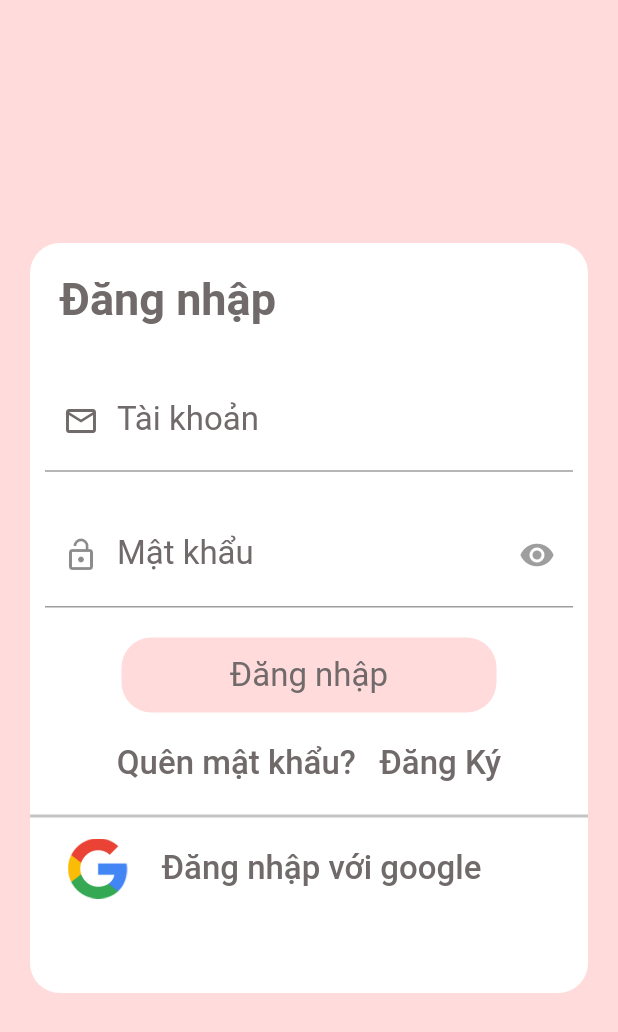
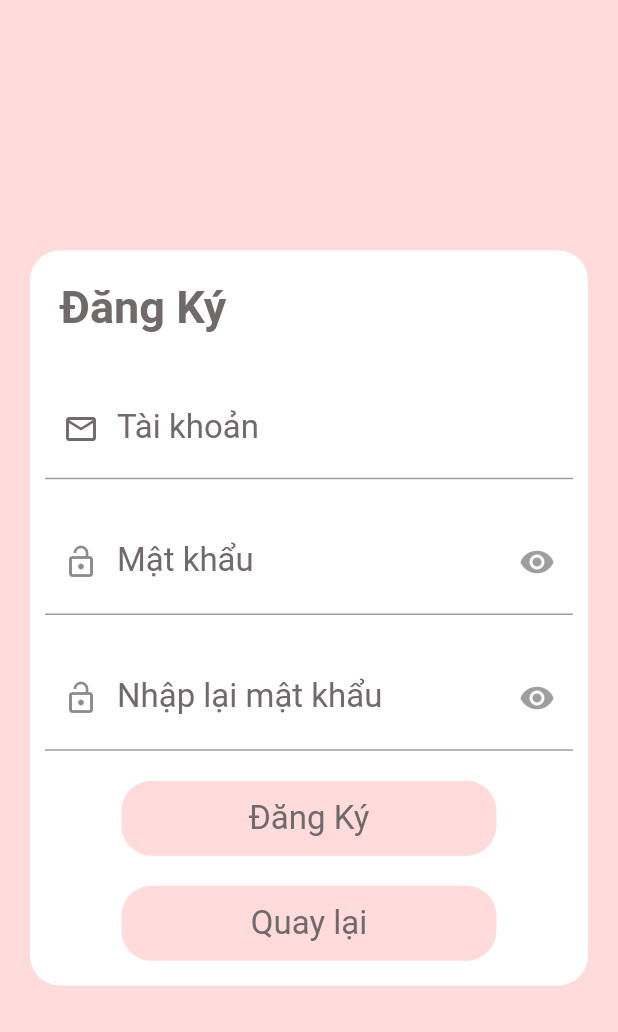
Before and after one commit to thanhlevt7/doanltdd, a Flutter app: the screen it shows after launch, after a tap on "Đăng Ký", on a phone screen of 412 x 824 dp. Shown: the top 1032 px of the screen. Run offline on Flutter 3.47's test engine with Material 2 defaults, Android fonts, the phone set to English and light mode, and no system bars.

Commit message:
giao dien dang ky

```diff
--- a/src/doan_flutter/lib/main.dart
+++ b/src/doan_flutter/lib/main.dart
@@ -1,3 +1,4 @@
+import 'package:doan_flutter/resgiter/signUp_screen.dart';
 import 'package:doan_flutter/screens/login/SignIn_screen.dart';
 import 'package:flutter/material.dart';
 
@@ -19,7 +20,8 @@
       ),
 
       routes: {
-        '/':(context) => SignInPage(),
+        '/':(context) => const SignInPage(),
+        '/SignUp': (context) => const SignUpPage(),
       },
       initialRoute: '/',
     );
--- /dev/null
+++ b/src/doan_flutter/lib/resgiter/signUp_screen.dart
@@ -0,0 +1,84 @@
+import 'package:doan_flutter/constant.dart';
+import 'package:doan_flutter/widget.dart';
+import 'package:flutter/material.dart';
+
+class SignUpPage extends StatefulWidget {
+  const SignUpPage({ Key? key }) : super(key: key);
+
+  @override
+  State<SignUpPage> createState() => _SignUpPageState();
+}
+
+class _SignUpPageState extends State<SignUpPage> {
+ final emailController = TextEditingController();
+  final passController = TextEditingController();
+  final confirmPassController = TextEditingController();
+  @override
+  Widget build(BuildContext context) {
+    return Scaffold(
+        resizeToAvoidBottomInset: false,
+      backgroundColor: backgroundAppBar,
+      body: GestureDetector(
+        onTap: () {
+            FocusScope.of(context).unfocus();
+          },
+        child: Column(
+          mainAxisAlignment: MainAxisAlignment.center,
+          mainAxisSize: MainAxisSize.max,
+          children: [
+            Container(
+              width: 500,
+              height: 490,
+              margin: const EdgeInsets.all(padding),
+              decoration: const BoxDecoration(
+                color: Colors.white,
+                borderRadius: BorderRadius.all(
+                  Radius.circular(padding),
+                ),
+              ),
+              child:
+                  Column(crossAxisAlignment: CrossAxisAlignment.start, children: [
+                const Padding(
+                  padding: EdgeInsets.all(padding),
+                  child: Text(
+                    "Đăng Ký",
+                    style: TextStyle(
+                        fontSize: 30,
+                        fontWeight: FontWeight.bold,
+                        color: textColor),
+                  ),
+                ),
+                Padding(
+                  padding: const EdgeInsets.all( padding/2),
+                  child: email(emailController),
+                ),
+                Padding(
+                  padding: const EdgeInsets.all( padding/2),
+                  child:
+                      password(controller: passController, text: "Mật khẩu"),
+                ),
+                Padding(
+                    padding: const EdgeInsets.all( padding/2),
+                    child: password(
+                        controller: confirmPassController,
+                        text: "Nhập lại mật khẩu")),
+                Padding(
+                  padding: const EdgeInsets.only(top: padding / 2),
+                  child: InkWell(onTap: () {}, child: Center(child: button(text: "Đăng Ký",h: 50.0,w: 250.0,radius: padding))),
+                ),
+                Padding(
+                  padding: const EdgeInsets.only(top: padding),
+                  child: InkWell(
+                      onTap: () {
+                        Navigator.pop(context);
+                      },
+                      child: Center(child: button(text: "Quay lại",h: 50.0,w: 250.0,radius: padding))),
+                ),
+              ]),
+            ),
+          ],
+        ),
+      ),
+    );
+  }
+}
--- a/src/doan_flutter/lib/screens/login/signIn_screen.dart
+++ b/src/doan_flutter/lib/screens/login/signIn_screen.dart
@@ -92,7 +92,7 @@ class _SignInPageState extends State<SignInPage> {
                                 textButton(
                                     text: "Đăng Ký",
                                     press: () {
-
+                                      Navigator.pushNamed(context, "/SignUp");
                                     })
                               ],
                             ),
```
